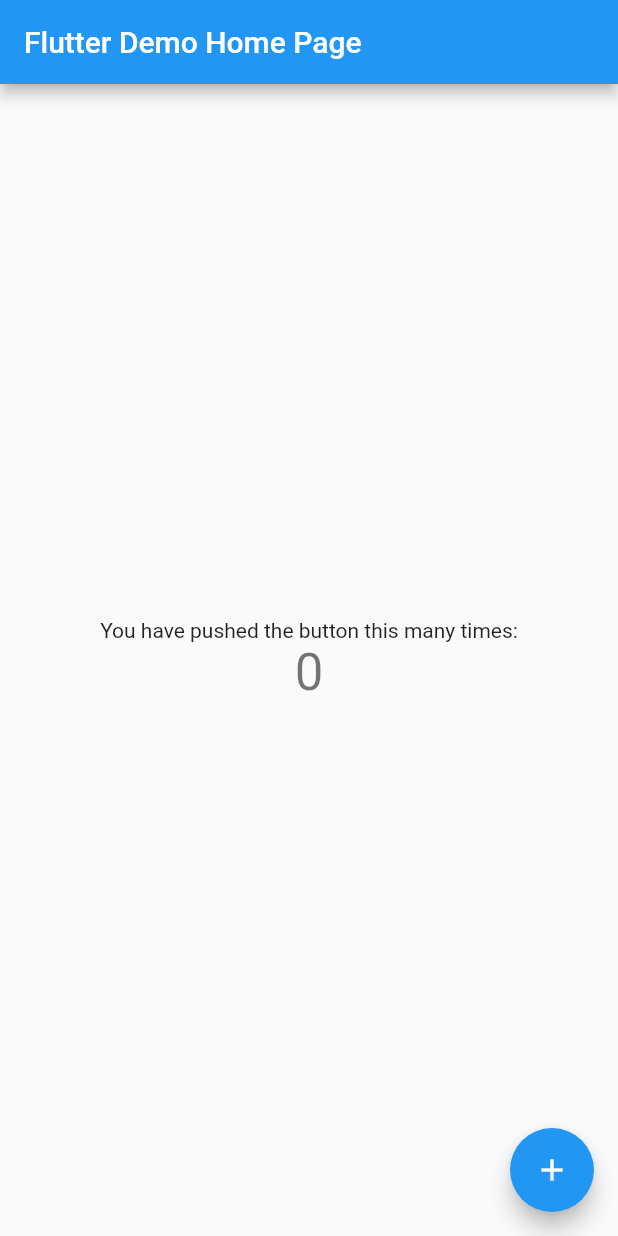
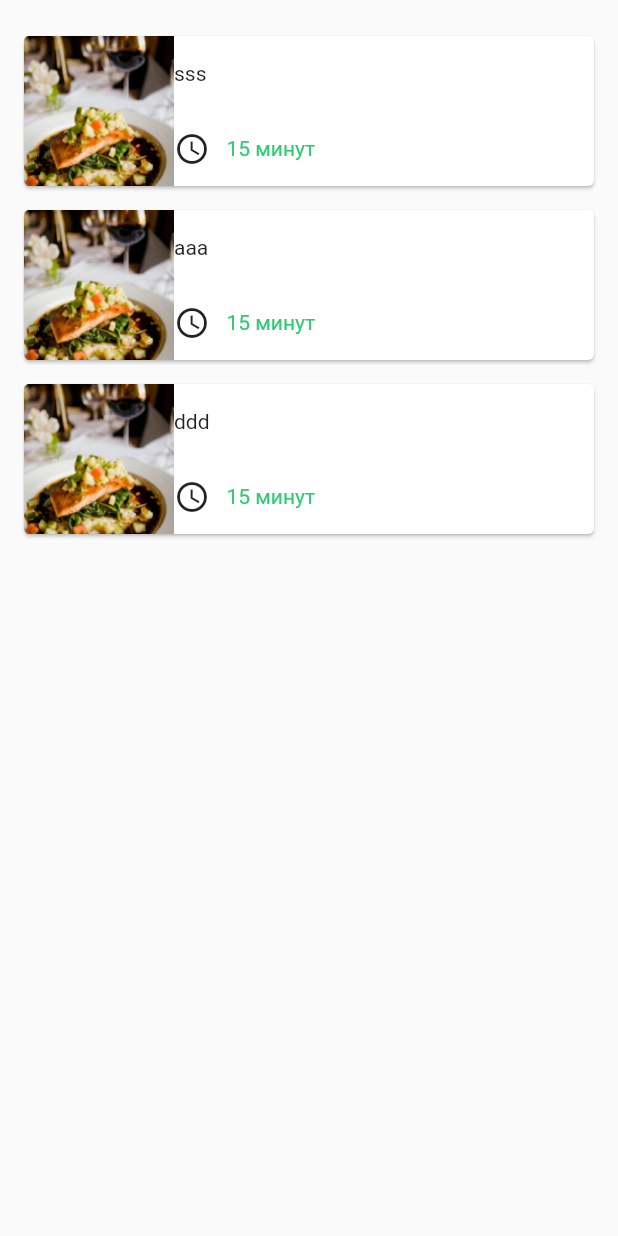
Before and after one commit to choper78rus666/otus_home_work, a Flutter app: the screen it shows after launch, on a phone screen of 412 x 824 dp. Run offline on Flutter 3.47's test engine with Material 2 defaults, Android fonts, the phone set to English and light mode, and no system bars.

Commit message:
add based list

```diff
--- /dev/null
+++ b/lib/builder_delegate.dart
@@ -0,0 +1,57 @@
+import 'package:flutter/material.dart';
+import 'configs/recipients.dart';
+
+// Формируем карточки для списка
+final recipientCardSliverDelegate = SliverChildBuilderDelegate(
+  (context, index) => Card(
+    margin: const EdgeInsets.symmetric(vertical: 8.0),
+    child: SizedBox(
+      height: 100,
+      child: Row(
+        key: UniqueKey(),
+        crossAxisAlignment: CrossAxisAlignment.start,
+        children: [
+          SizedBox(
+              width: 100,
+              height: 100,
+              child: Image.asset(
+                'assets/images/recipient_mini.png',
+                fit: BoxFit.fill,
+              )),
+          Expanded(
+            child: Column(
+              children: [
+                Expanded(
+                  child: Row(key: UniqueKey(), children: [
+                    Text(
+                      recipientsList[index]['title'] ?? '',
+                      maxLines: 2,
+                      overflow: TextOverflow.ellipsis,
+                    ),
+                  ]),
+                ),
+                Expanded(
+                  child: Row(
+                    key: UniqueKey(),
+                    children: [
+                      Icon(Icons.access_time, key: UniqueKey()),
+                      Padding(
+                          padding: const EdgeInsets.only(left: 11.0),
+                          child: Text(
+                              '${recipientsList[index]['time'].toString()} минут',
+                              key: UniqueKey(),
+                              style: const TextStyle(
+                                color: Color(0xff2ECC71),
+                              ))),
+                    ],
+                  ),
+                )
+              ],
+            ),
+          )
+        ],
+      ),
+    ),
+  ),
+  childCount: recipientsList.length,
+);
--- /dev/null
+++ b/lib/configs/recipients.dart
@@ -0,0 +1,18 @@
+// Файл конфигурации рецептов
+const List<Map<String, dynamic>> recipientsList = [
+  {
+    'imagePath': '',
+    'title': 'sss',
+    'time': 15,
+  },
+  {
+    'imagePath': '',
+    'title': 'aaa',
+    'time': 15,
+  },
+  {
+    'imagePath': '',
+    'title': 'ddd',
+    'time': 15,
+  },
+];
--- a/lib/main.dart
+++ b/lib/main.dart
@@ -1,4 +1,5 @@
 import 'package:flutter/material.dart';
+import 'package:home_work/recipients_list.dart';
 
 void main() {
   runApp(const MyApp());
@@ -7,109 +8,11 @@
 class MyApp extends StatelessWidget {
   const MyApp({Key? key}) : super(key: key);
 
-  // This widget is the root of your application.
   @override
   Widget build(BuildContext context) {
     return MaterialApp(
-      title: 'Flutter Demo',
-      theme: ThemeData(
-        // This is the theme of your application.
-        //
-        // Try running your application with "flutter run". You'll see the
-        // application has a blue toolbar. Then, without quitting the app, try
-        // changing the primarySwatch below to Colors.green and then invoke
-        // "hot reload" (press "r" in the console where you ran "flutter run",
-        // or simply save your changes to "hot reload" in a Flutter IDE).
-        // Notice that the counter didn't reset back to zero; the application
-        // is not restarted.
-        primarySwatch: Colors.blue,
-      ),
-      home: const MyHomePage(title: 'Flutter Demo Home Page'),
+      debugShowCheckedModeBanner: false,
+      home: RecipientsList(key: key),
     );
   }
 }
-
-class MyHomePage extends StatefulWidget {
-  const MyHomePage({Key? key, required this.title}) : super(key: key);
-
-  // This widget is the home page of your application. It is stateful, meaning
-  // that it has a State object (defined below) that contains fields that affect
-  // how it looks.
-
-  // This class is the configuration for the state. It holds the values (in this
-  // case the title) provided by the parent (in this case the App widget) and
-  // used by the build method of the State. Fields in a Widget subclass are
-  // always marked "final".
-
-  final String title;
-
-  @override
-  State<MyHomePage> createState() => _MyHomePageState();
-}
-
-class _MyHomePageState extends State<MyHomePage> {
-  int _counter = 0;
-
-  void _incrementCounter() {
-    setState(() {
-      // This call to setState tells the Flutter framework that something has
-      // changed in this State, which causes it to rerun the build method below
-      // so that the display can reflect the updated values. If we changed
-      // _counter without calling setState(), then the build method would not be
-      // called again, and so nothing would appear to happen.
-      _counter++;
-    });
-  }
-
-  @override
-  Widget build(BuildContext context) {
-    // This method is rerun every time setState is called, for instance as done
-    // by the _incrementCounter method above.
-    //
-    // The Flutter framework has been optimized to make rerunning build methods
-    // fast, so that you can just rebuild anything that needs updating rather
-    // than having to individually change instances of widgets.
-    return Scaffold(
-      appBar: AppBar(
-        // Here we take the value from the MyHomePage object that was created by
-        // the App.build method, and use it to set our appbar title.
-        title: Text(widget.title),
-      ),
-      body: Center(
-        // Center is a layout widget. It takes a single child and positions it
-        // in the middle of the parent.
-        child: Column(
-          // Column is also a layout widget. It takes a list of children and
-          // arranges them vertically. By default, it sizes itself to fit its
-          // children horizontally, and tries to be as tall as its parent.
-          //
-          // Invoke "debug painting" (press "p" in the console, choose the
-          // "Toggle Debug Paint" action from the Flutter Inspector in Android
-          // Studio, or the "Toggle Debug Paint" command in Visual Studio Code)
-          // to see the wireframe for each widget.
-          //
-          // Column has various properties to control how it sizes itself and
-          // how it positions its children. Here we use mainAxisAlignment to
-          // center the children vertically; the main axis here is the vertical
-          // axis because Columns are vertical (the cross axis would be
-          // horizontal).
-          mainAxisAlignment: MainAxisAlignment.center,
-          children: <Widget>[
-            const Text(
-              'You have pushed the button this many times:',
-            ),
-            Text(
-              '$_counter',
-              style: Theme.of(context).textTheme.headline4,
-            ),
-          ],
-        ),
-      ),
-      floatingActionButton: FloatingActionButton(
-        onPressed: _incrementCounter,
-        tooltip: 'Increment',
-        child: const Icon(Icons.add),
-      ), // This trailing comma makes auto-formatting nicer for build methods.
-    );
-  }
-}
--- /dev/null
+++ b/lib/recipients_list.dart
@@ -0,0 +1,24 @@
+import 'package:flutter/material.dart';
+import 'package:home_work/builder_delegate.dart';
+
+// Вывод списка рецептов
+class RecipientsList extends StatefulWidget {
+  const RecipientsList({Key? key}) : super(key: key);
+
+  @override
+  State<RecipientsList> createState() => _RecipientsListState();
+}
+
+class _RecipientsListState extends State<RecipientsList> {
+  @override
+  Widget build(BuildContext context) {
+    return Scaffold(body: _buildCustomList(context));
+  }
+
+  Widget _buildCustomList(BuildContext context) {
+    return ListView.custom(
+      padding: const EdgeInsets.all(16.0),
+      childrenDelegate: recipientCardSliverDelegate,
+    );
+  }
+}
```
Also changed, not shown: pubspec.yaml (+8 -3 lines), assets/images/recipient_mini.png (added), assets/images/recipient_mini2.png (added), assets/images/recipient_mini3.png (added), assets/images/recipient_mini4.png (added), assets/images/recipient_mini5.png (added), assets/images/recipient_mini6.png (added), assets/images/recipient_mini7.png (added).
